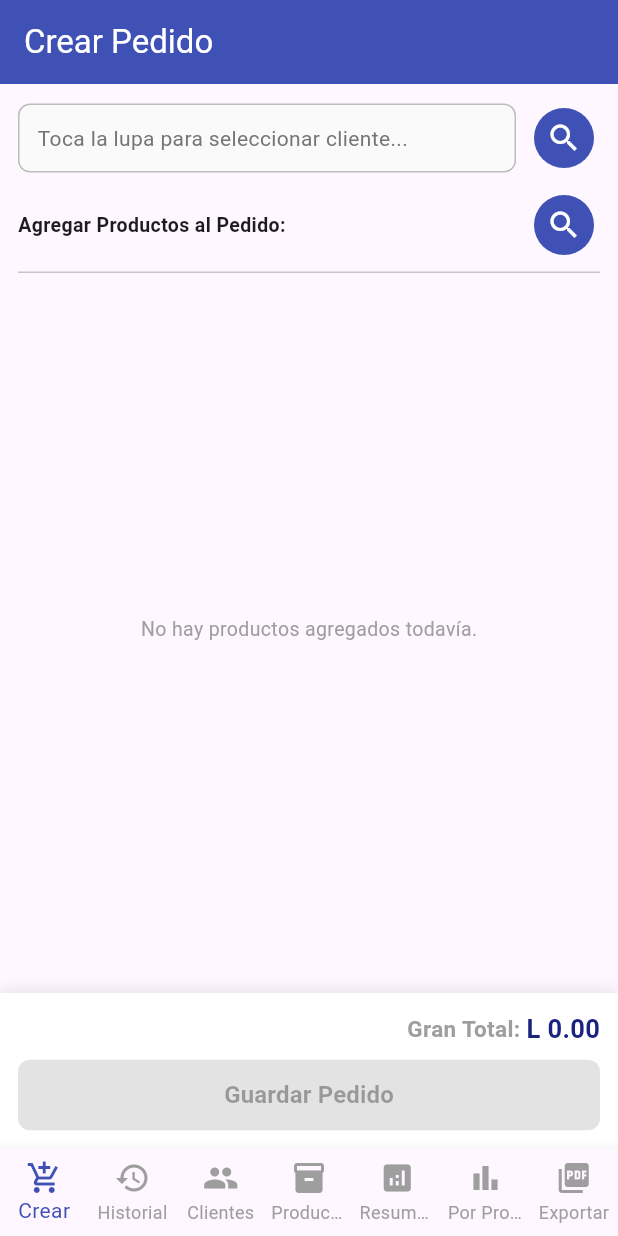
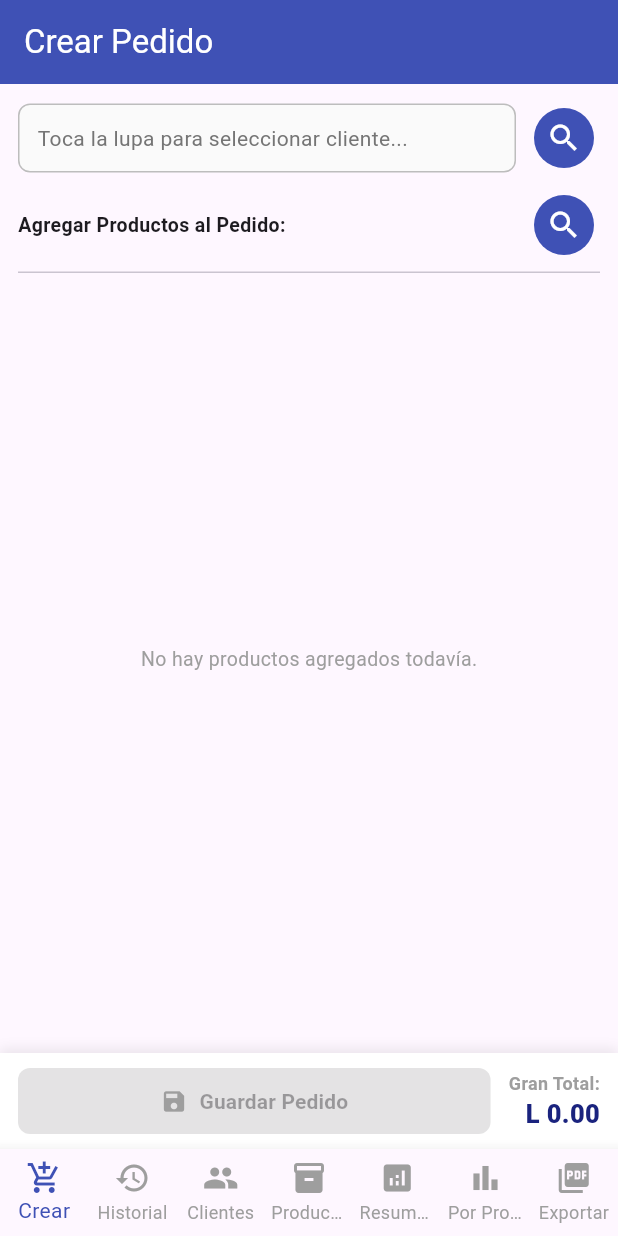
Before and after one commit to hob21081973-glitch/App_Ventas_ExportPdf, a Flutter app: the screen it shows after launch, on a phone screen of 412 x 824 dp. Run offline on Flutter 3.47's test engine with Material 3 defaults, Android fonts, the phone set to English and light mode, and no system bars; our stand-ins replace shared_preferences, sqflite; accounts and stored records are empty.

Commit message:
Update main.dart

```diff
--- a/lib/main.dart
+++ b/lib/main.dart
@@ -246,7 +246,7 @@ class MenuPrincipalState extends State<MenuPrincipal> {
 }
 
 // ==========================================
-// 1. PESTAÑA: CREAR PEDIDO (Con Botón Fijo y Gran Total)
+// 1. PESTAÑA: CREAR PEDIDO
 // ==========================================
 class VistaCrearPedido extends StatefulWidget {
   final VoidCallback onPedidoGuardado;
@@ -639,6 +639,9 @@ class _VistaCrearPedidoState extends State<VistaCrearPedido> {
       (sum, item) => sum + ((item['precio'] as num).toDouble() * (item['cantidad'] as num).toDouble())
     ) ?? 0.0;
 
+    // Verificamos si hay cliente y productos para cambiar el color del icono de disquete (antiguo)
+    bool pedidoValido = (mainState?.clienteEnCurso != null && (mainState?.productosEnCurso.isNotEmpty ?? false));
+
     return Scaffold(
       appBar: AppBar(
         title: Text(estaEditando ? 'Editando ${mainState?.editandoNumeroPedidoFijo}' : 'Crear Pedido'),
@@ -770,9 +773,9 @@ class _VistaCrearPedidoState extends State<VistaCrearPedido> {
         ),
       ),
 
-      // BARRA INFERIOR FIJA: GRAN TOTAL A LA DERECHA Y BOTÓN "Guardar Pedido"
+      // BARRA INFERIOR FIJA: BOTÓN GUARDAR (IZQUIERDA) Y GRAN TOTAL (DERECHA)
       bottomNavigationBar: Container(
-        padding: const EdgeInsets.all(12.0),
+        padding: const EdgeInsets.symmetric(horizontal: 12.0, vertical: 8.0),
         decoration: BoxDecoration(
           color: Colors.white,
           boxShadow: [
@@ -784,48 +787,56 @@ class _VistaCrearPedidoState extends State<VistaCrearPedido> {
           ],
         ),
         child: SafeArea(
-          child: Column(
-            mainAxisSize: MainAxisSize.min,
+          child: Row(
+            mainAxisAlignment: MainAxisAlignment.spaceBetween,
             children: [
-              Row(
-                mainAxisAlignment: MainAxisAlignment.end,
+              // Botón Guardar Pedido con el icono de disquete antiguo a la izquierda
+              Expanded(
+                child: ElevatedButton.icon(
+                  style: ElevatedButton.styleFrom(
+                    backgroundColor: pedidoValido ? Colors.indigo : Colors.grey.shade300,
+                    foregroundColor: pedidoValido ? Colors.white : Colors.grey.shade600,
+                    padding: const EdgeInsets.symmetric(vertical: 12),
+                    shape: RoundedRectangleBorder(
+                      borderRadius: BorderRadius.circular(8),
+                    ),
+                  ),
+                  onPressed: mainState?.clienteEnCurso == null ? null : _guardarPedido,
+                  // Icono de disquete antiguo (Icons.save / Floppy Disk) que se ve opaco si falta info
+                  icon: Icon(
+                    Icons.save,
+                    size: 18,
+                    color: pedidoValido ? Colors.white : Colors.grey.shade500,
+                  ),
+                  label: const Text(
+                    'Guardar Pedido',
+                    style: TextStyle(fontSize: 14, fontWeight: FontWeight.bold),
+                  ),
+                ),
+              ),
+              const SizedBox(width: 12),
+              // Gran Total a la derecha en negrita y llamativo
+              Column(
+                mainAxisSize: MainAxisSize.min,
+                crossAxisAlignment: CrossAxisAlignment.end,
                 children: [
                   const Text(
-                    'Gran Total: ',
+                    'Gran Total:',
                     style: TextStyle(
-                      fontSize: 15,
+                      fontSize: 12,
+                      color: Colors.grey,
                       fontWeight: FontWeight.bold,
-                      color: Colors.grey,
                     ),
                   ),
                   Text(
                     'L ${totalActual.toStringAsFixed(2)}',
                     style: TextStyle(
                       fontSize: 17,
-                      fontWeight: FontWeight.bold,
+                      fontWeight: FontWeight.w900, // Súper negrita
                       color: Colors.indigo.shade900,
                     ),
                   ),
                 ],
-              ),
-              const SizedBox(height: 8),
-              SizedBox(
-                width: double.infinity,
-                child: ElevatedButton(
-                  style: ElevatedButton.styleFrom(
-                    backgroundColor: Colors.indigo,
-                    foregroundColor: Colors.white,
-                    padding: const EdgeInsets.symmetric(vertical: 12),
-                    shape: RoundedRectangleBorder(
-                      borderRadius: BorderRadius.circular(8),
-                    ),
-                  ),
-                  onPressed: mainState?.clienteEnCurso == null ? null : _guardarPedido,
-                  child: const Text(
-                    'Guardar Pedido',
-                    style: TextStyle(fontSize: 16, fontWeight: FontWeight.bold),
-                  ),
-                ),
               ),
             ],
           ),
```
